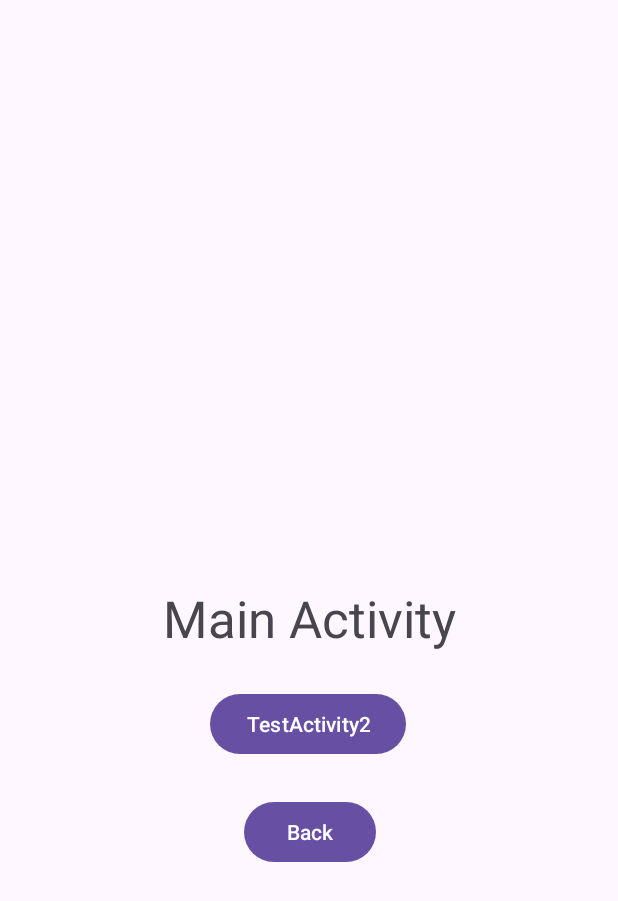
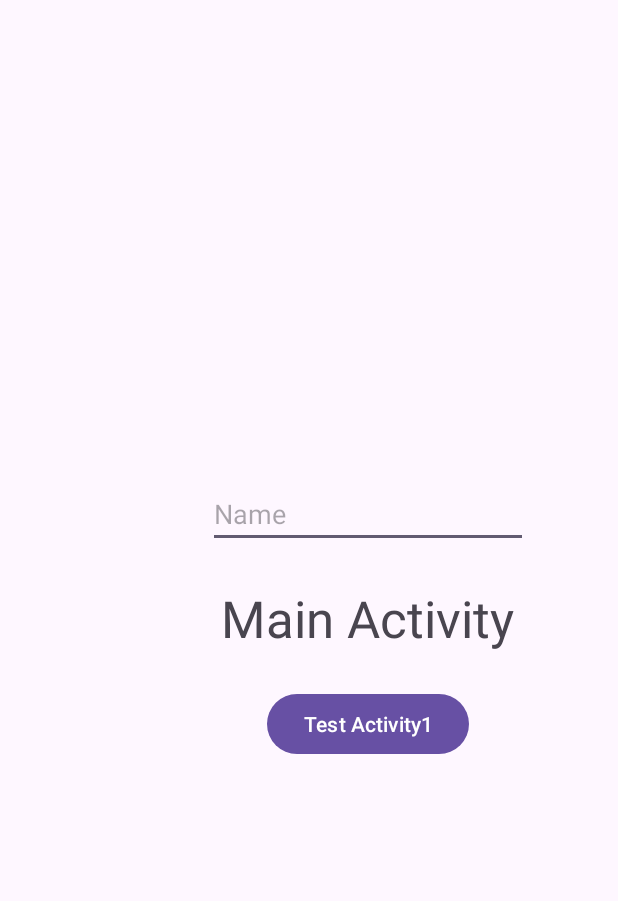
Before and after one commit to Jonasodiq/Neco_Kotlinintro, an Android app: the screen it shows after launch (MainActivity), on a phone screen of 412 x 824 dp. Shown: the top 901 px of the screen. Run offline under Robolectric (Android 15) with nearby library versions, the phone set to English and light mode, and no system bars.

Commit message:
Bismillah -> Alhamdu lillah -> Added Main

```diff
--- a/app/src/main/res/layout/activity_main.xml
+++ b/app/src/main/res/layout/activity_main.xml
@@ -1,5 +1,6 @@
 <?xml version="1.0" encoding="utf-8"?>
-<androidx.constraintlayout.widget.ConstraintLayout xmlns:android="http://schemas.android.com/apk/res/android"
+<androidx.constraintlayout.widget.ConstraintLayout
+    xmlns:android="http://schemas.android.com/apk/res/android"
     xmlns:app="http://schemas.android.com/apk/res-auto"
     xmlns:tools="http://schemas.android.com/tools"
     android:id="@+id/main"
@@ -8,13 +9,14 @@
     tools:context=".MainActivity">
 
     <TextView
-        android:id="@+id/textView2"
+        android:id="@+id/tvMessageMain"
         android:layout_width="wrap_content"
         android:layout_height="wrap_content"
         android:text="Main Activity"
         android:textSize="34sp"
         app:layout_constraintBottom_toBottomOf="parent"
         app:layout_constraintEnd_toEndOf="parent"
+        app:layout_constraintHorizontal_bias="0.68"
         app:layout_constraintStart_toStartOf="parent"
         app:layout_constraintTop_toTopOf="parent" />
 
@@ -23,22 +25,22 @@
         android:layout_width="wrap_content"
         android:layout_height="wrap_content"
         android:layout_marginTop="24dp"
-        android:onClick="onClickTest2"
-        android:text="TestActivity2"
-        app:layout_constraintEnd_toEndOf="@+id/textView2"
-        app:layout_constraintHorizontal_bias="0.484"
-        app:layout_constraintStart_toStartOf="@+id/textView2"
-        app:layout_constraintTop_toBottomOf="@+id/textView2" />
+        android:onClick="onClickTest1"
+        android:text="Test Activity1"
+        app:layout_constraintEnd_toEndOf="@+id/tvMessageMain"
+        app:layout_constraintStart_toStartOf="@+id/tvMessageMain"
+        app:layout_constraintTop_toBottomOf="@+id/tvMessageMain" />
 
-    <Button
-        android:id="@+id/btnBack"
+    <EditText
+        android:id="@+id/editText"
         android:layout_width="wrap_content"
         android:layout_height="wrap_content"
-        android:layout_marginTop="24dp"
-        android:onClick="onClockBack"
-        android:text="Back"
-        app:layout_constraintEnd_toEndOf="@+id/btnTact"
-        app:layout_constraintHorizontal_bias="0.525"
-        app:layout_constraintStart_toStartOf="@+id/btnTact"
-        app:layout_constraintTop_toBottomOf="@+id/btnTact" />
+        android:layout_marginBottom="24dp"
+        android:ems="10"
+        android:hint="Name"
+        android:inputType="text"
+        app:layout_constraintBottom_toTopOf="@+id/tvMessageMain"
+        app:layout_constraintEnd_toEndOf="@+id/tvMessageMain"
+        app:layout_constraintStart_toStartOf="@+id/tvMessageMain" />
+
 </androidx.constraintlayout.widget.ConstraintLayout>
```
Also changed, not shown: app/src/main/java/com/example/kotlinintro/MainActivity.kt (+14 -6 lines).
